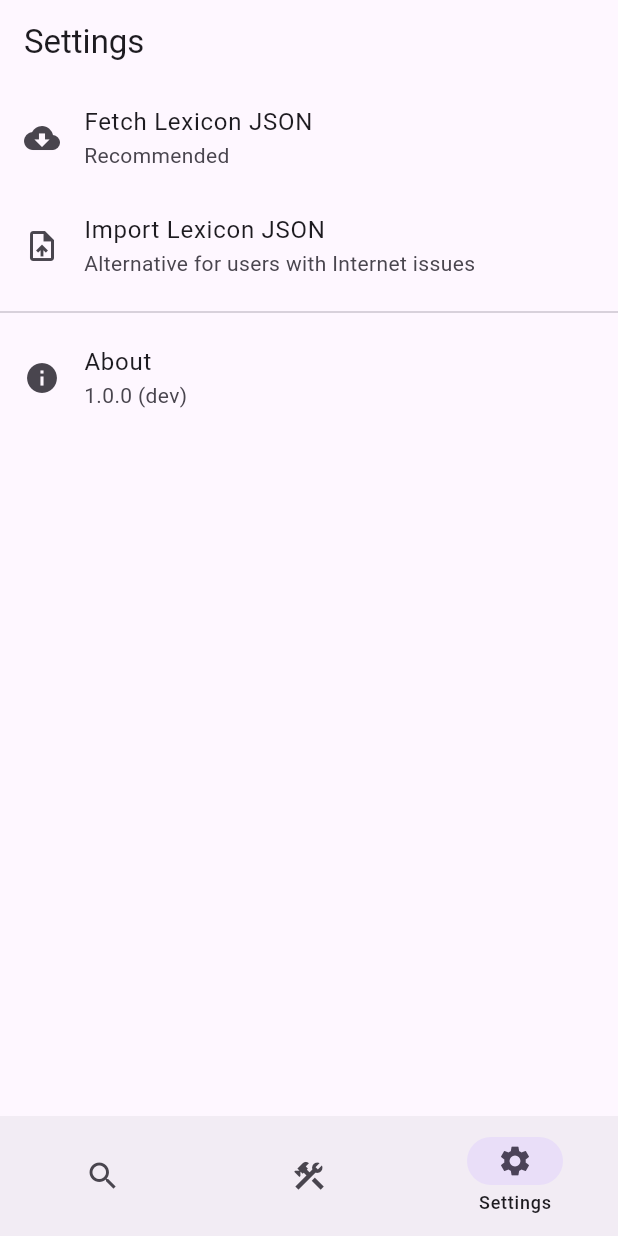
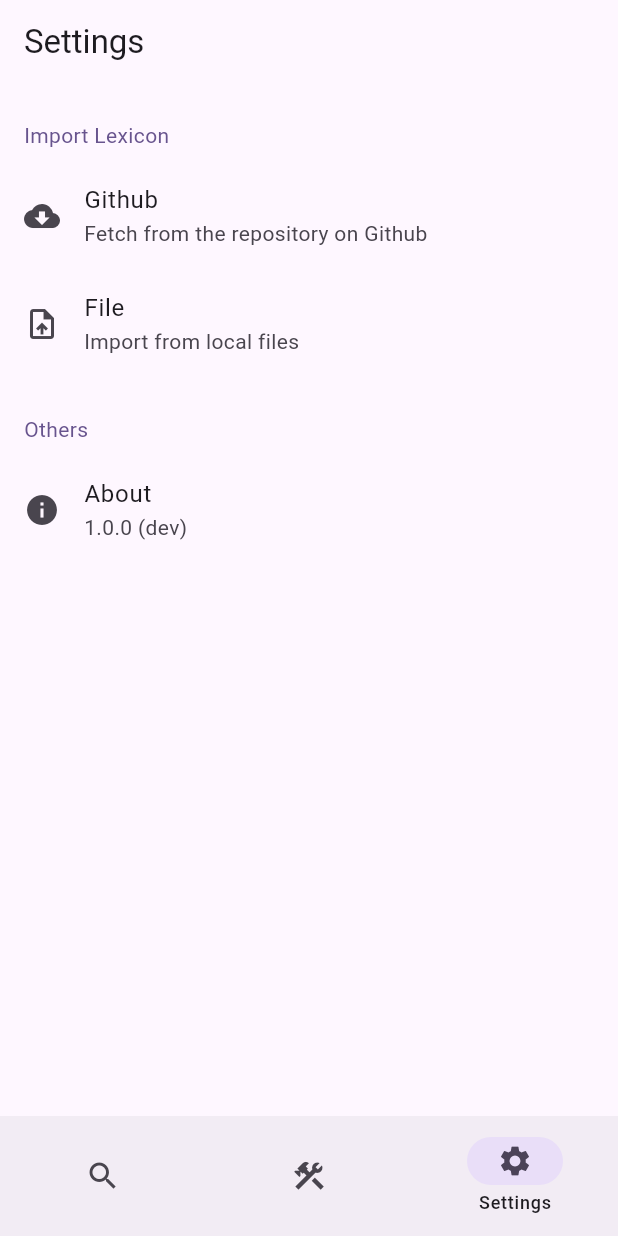
Before and after one commit to yuorb/enthrirhc, a Flutter app: the screen it shows after launch, item 3 of the bottom bar chosen, on a phone screen of 412 x 824 dp. Run offline on Flutter 3.47's test engine with Material 2 defaults, Android fonts, the phone set to English and light mode, and no system bars; our stand-ins replace drift, file_picker; missing offline and left inert: sqlite3; accounts and stored records are empty; generated files the repository leaves out were written again.

Commit message:
Improve the settings UI

```diff
--- a/lib/pages/settings.dart
+++ b/lib/pages/settings.dart
@@ -17,11 +17,25 @@ class SettingsPage extends StatefulWidget {
 class _SettingsPageState extends State<SettingsPage> {
   @override
   Widget build(BuildContext context) {
-    return Column(children: [
+    return Column(
+      crossAxisAlignment: CrossAxisAlignment.start,
+      children: [
+        Container(
+          padding: const EdgeInsets.fromLTRB(16, 24, 0, 8),
+          child: Text(
+            "Import Lexicon",
+            style: TextStyle(color: Theme.of(context).colorScheme.primary),
+          ),
+        ),
         ListTile(
           leading: const Icon(Icons.cloud_download),
-        title: const Text("Fetch Lexicon JSON"),
-        subtitle: const Text("Recommended"),
+          title: const Text("Github"),
+          subtitle: Text(
+            "Fetch from the repository on Github",
+            style: TextStyle(
+              color: Theme.of(context).colorScheme.onSurfaceVariant,
+            ),
+          ),
           onTap: () => showDialog(
             context: context,
             builder: (BuildContext context) => const AlertDialog(
@@ -31,8 +45,13 @@ class _SettingsPageState extends State<SettingsPage> {
         ),
         ListTile(
           leading: const Icon(Icons.upload_file),
-        title: const Text("Import Lexicon JSON"),
-        subtitle: const Text("Alternative for users with Internet issues"),
+          title: const Text("File"),
+          subtitle: Text(
+            "Import from local files",
+            style: TextStyle(
+              color: Theme.of(context).colorScheme.onSurfaceVariant,
+            ),
+          ),
           onTap: () async {
             FilePickerResult? result = await FilePicker.platform.pickFiles(
               type: FileType.custom,
@@ -79,11 +98,22 @@ class _SettingsPageState extends State<SettingsPage> {
             }
           },
         ),
-      const Divider(),
+        Container(
+          padding: const EdgeInsets.fromLTRB(16, 24, 0, 8),
+          child: Text(
+            "Others",
+            style: TextStyle(color: Theme.of(context).colorScheme.primary),
+          ),
+        ),
         ListTile(
           leading: const Icon(Icons.info),
           title: const Text("About"),
-        subtitle: const Text("1.0.0 (dev)"),
+          subtitle: Text(
+            "1.0.0 (dev)",
+            style: TextStyle(
+              color: Theme.of(context).colorScheme.onSurfaceVariant,
+            ),
+          ),
           onTap: () => showDialog(
             context: context,
             builder: (BuildContext context) => const AlertDialog(
@@ -91,6 +121,7 @@ class _SettingsPageState extends State<SettingsPage> {
             ),
           ),
         ),
-    ]);
+      ],
+    );
   }
 }
```
Lines whose indentation alone changed are shown as unchanged.
